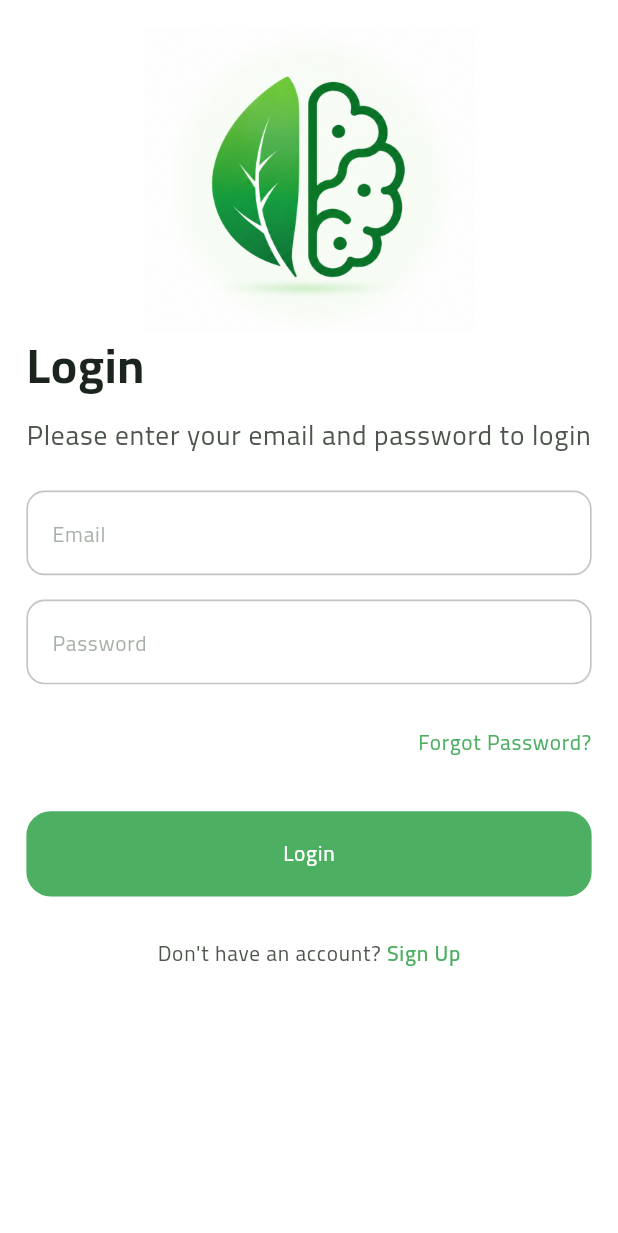
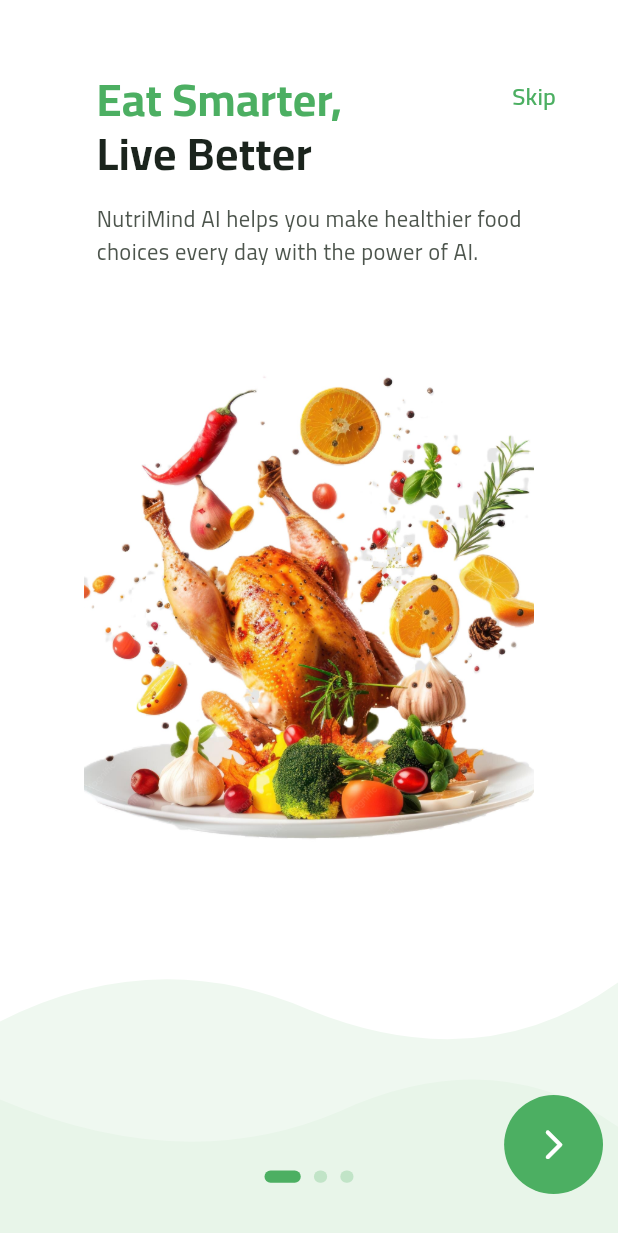
Before and after one commit to romisaa5/NutriMind-App, a Flutter app: the screen it shows after launch, on a phone screen of 412 x 824 dp. Shown: the top 1233 px of the screen. Run offline on Flutter 3.47's test engine with Material 3 defaults, Android fonts, the phone set to English and light mode, and no system bars; our stand-ins replace animate_do, connectivity_plus, flutter_animate, flutter_bloc, flutter_screenutil, flutter_secure_storage and 4 more.

Commit message:
finish onboarding screen

```diff
--- /dev/null
+++ b/lib/features/onboarding/pages/onboarding_first_page.dart
@@ -0,0 +1,37 @@
+import 'package:nutri_mind/core/common/widgets/app_images.dart';
+import 'package:nutri_mind/core/utils/common_imports.dart';
+import 'package:nutri_mind/features/onboarding/widgets/onboarding_header.dart';
+import 'package:nutri_mind/features/onboarding/widgets/wave_background.dart';
+import 'package:nutri_mind/generated/l10n.dart';
+
+class OnboardingPage1 extends StatelessWidget {
+  const OnboardingPage1({super.key});
+
+  @override
+  Widget build(BuildContext context) {
+    return Stack(
+      children: [
+        const Positioned(bottom: 0, left: 0, right: 0, child: WaveBackground()),
+        Column(
+          children: [
+            OnboardingHeader(
+              titleLine1: S.of(context).onboarding1_title_line1,
+              titleLine2: S.of(context).onboarding1_title_line2,
+              description: S.of(context).onboarding1_description,
+            ),
+            40.h.ph,
+            Center(
+              child: AppImages(
+                imagePath: 'food.jpg',
+                fit: BoxFit.cover,
+                height: 400.h,
+                width: 300,
+              ),
+            ),
+            SizedBox(height: 100.h),
+          ],
+        ),
+      ],
+    );
+  }
+}
--- a/lib/features/onboarding/screens/onboarding_screen.dart
+++ b/lib/features/onboarding/screens/onboarding_screen.dart
@@ -1,10 +1,116 @@
+import 'package:nutri_mind/core/routing/routes.dart';
+import 'package:nutri_mind/core/theme/theme_manager/theme_extensions.dart';
 import 'package:nutri_mind/core/utils/common_imports.dart';
+import 'package:nutri_mind/features/onboarding/pages/onboarding_first_page.dart';
+import 'package:nutri_mind/features/onboarding/pages/onboarding_second_page.dart';
+import 'package:nutri_mind/features/onboarding/pages/onboarding_third_page.dart';
 
-class OnboardingScreen extends StatelessWidget {
+class OnboardingScreen extends StatefulWidget {
   const OnboardingScreen({super.key});
 
   @override
+  State<OnboardingScreen> createState() => _OnboardingScreenState();
+}
+
+class _OnboardingScreenState extends State<OnboardingScreen> {
+  final PageController _controller = PageController();
+  int _currentPage = 0;
+
+  void _goToPage(int page) {
+    _controller.animateToPage(
+      page,
+      duration: const Duration(milliseconds: 400),
+      curve: Curves.easeInOut,
+    );
+  }
+
+  @override
   Widget build(BuildContext context) {
-    return Scaffold(body: Center(child: Text('Onboarding Screen')));
+    return Scaffold(
+      backgroundColor: context.customAppColors.neutral100,
+      body: SafeArea(
+        child: Stack(
+          children: [
+            PageView(
+              controller: _controller,
+              onPageChanged: (i) => setState(() => _currentPage = i),
+              children: const [
+                OnboardingPage1(),
+                OnboardingPage2(),
+                OnboardingPage3(),
+              ],
+            ),
+            if (_currentPage < 2)
+              Positioned(
+                top: 40.h,
+                right: 24,
+                child: TextButton(
+                  onPressed: () => GoRouter.of(context).go(Routes.loginScreen),
+                  child: Text(
+                    'Skip',
+                    style: TextStyle(
+                      color: context.customAppColors.primary500,
+                      fontWeight: FontWeight.w600,
+                      fontSize: 16,
+                    ),
+                  ),
+                ),
+              ),
+
+            if (_currentPage < 2) ...[
+              Positioned(
+                bottom: 28,
+                right: 10,
+                child: Container(
+                  height: 60.w,
+                  width: 60.w,
+                  decoration: BoxDecoration(
+                    shape: BoxShape.circle,
+                    color: context.customAppColors.primary500,
+                  ),
+                  child: IconButton(
+                    onPressed: () {
+                      if (_currentPage < 2) {
+                        _goToPage(_currentPage + 1);
+                      } else {
+                        GoRouter.of(context).go(Routes.loginScreen);
+                      }
+                    },
+                    icon: const Icon(Icons.arrow_forward_ios_rounded),
+                    color: Colors.white,
+                    iconSize: 24.sp,
+                  ),
+                ),
+              ),
+            ],
+            Positioned(
+              bottom: 35.h,
+              left: 0,
+              right: 0,
+              child: Row(
+                mainAxisAlignment: MainAxisAlignment.center,
+                children: List.generate(3, (index) {
+                  final active = index == _currentPage;
+                  return AnimatedContainer(
+                    duration: const Duration(milliseconds: 250),
+                    margin: EdgeInsets.symmetric(horizontal: 4.w),
+                    width: active ? 22.w : 8.w,
+                    height: 8.h,
+                    decoration: BoxDecoration(
+                      color: active
+                          ? context.customAppColors.primary500
+                          : context.customAppColors.primary500.withValues(
+                              alpha: 0.25,
+                            ),
+                      borderRadius: BorderRadius.circular(4.r),
+                    ),
+                  );
+                }),
+              ),
+            ),
+          ],
+        ),
+      ),
+    );
   }
 }
--- /dev/null
+++ b/lib/features/onboarding/widgets/onboarding_header.dart
@@ -0,0 +1,55 @@
+import 'package:nutri_mind/core/theme/theme_manager/theme_extensions.dart';
+
+import '../../../core/utils/common_imports.dart';
+
+class OnboardingHeader extends StatelessWidget {
+  final String titleLine1;
+  final String titleLine2;
+  final String description;
+
+  const OnboardingHeader({
+    super.key,
+    required this.titleLine1,
+    required this.titleLine2,
+    required this.description,
+  });
+
+  @override
+  Widget build(BuildContext context) {
+    return Padding(
+      padding: const EdgeInsets.only(top: 48, left: 24, right: 24),
+      child: Column(
+        crossAxisAlignment: CrossAxisAlignment.start,
+        children: [
+          Text(
+            titleLine1,
+            style: TextStyle(
+              fontSize: 30,
+              fontWeight: FontWeight.bold,
+              color: context.customAppColors.primary500,
+              height: 1.2,
+            ),
+          ),
+          Text(
+            titleLine2,
+            style: TextStyle(
+              fontSize: 30,
+              fontWeight: FontWeight.bold,
+              color: context.customAppColors.neutral900,
+              height: 1.2,
+            ),
+          ),
+          const SizedBox(height: 14),
+          Text(
+            description,
+            style: TextStyle(
+              fontSize: 15,
+              color: context.customAppColors.neutral700,
+              height: 1.5,
+            ),
+          ),
+        ],
+      ),
+    );
+  }
+}
--- /dev/null
+++ b/lib/features/onboarding/widgets/wave_background.dart
@@ -0,0 +1,64 @@
+import 'package:nutri_mind/core/utils/common_imports.dart';
+
+class WaveBackground extends StatelessWidget {
+  const WaveBackground({super.key});
+
+  @override
+  Widget build(BuildContext context) {
+    return IgnorePointer(
+      child: ClipRect(
+        child: CustomPaint(
+          size: Size(MediaQuery.of(context).size.width, 260),
+          painter: _WavePainter(),
+        ),
+      ),
+    );
+  }
+}
+
+class _WavePainter extends CustomPainter {
+  @override
+  void paint(Canvas canvas, Size size) {
+    final backPaint = Paint()..color = Color(0xFFE8F5E9).withValues(alpha: .7);
+    final backPath = Path()
+      ..moveTo(0, size.height * 0.45)
+      ..quadraticBezierTo(
+        size.width * 0.25,
+        size.height * 0.25,
+        size.width * 0.5,
+        size.height * 0.42,
+      )
+      ..quadraticBezierTo(
+        size.width * 0.78,
+        size.height * 0.6,
+        size.width,
+        size.height * 0.35,
+      )
+      ..lineTo(size.width, size.height)
+      ..lineTo(0, size.height)
+      ..close();
+    canvas.drawPath(backPath, backPaint);
+    final frontPaint = Paint()..color = Color(0xFFE8F5E9);
+    final frontPath = Path()
+      ..moveTo(0, size.height * 0.65)
+      ..quadraticBezierTo(
+        size.width * 0.3,
+        size.height * 0.85,
+        size.width * 0.55,
+        size.height * 0.68,
+      )
+      ..quadraticBezierTo(
+        size.width * 0.8,
+        size.height * 0.5,
+        size.width,
+        size.height * 0.72,
+      )
+      ..lineTo(size.width, size.height)
+      ..lineTo(0, size.height)
+      ..close();
+    canvas.drawPath(frontPath, frontPaint);
+  }
+
+  @override
+  bool shouldRepaint(covariant CustomPainter oldDelegate) => false;
+}
--- a/lib/features/splash/screens/splash_screen.dart
+++ b/lib/features/splash/screens/splash_screen.dart
@@ -24,7 +24,7 @@ class _SplashScreenState extends State<SplashScreen> {
 
   void _goNext() {
     if (!mounted) return;
-    GoRouter.of(context).go(Routes.loginScreen);
+    GoRouter.of(context).go(Routes.onboardingScreen);
   }
 
   @override
--- a/lib/l10n/intl_en.arb
+++ b/lib/l10n/intl_en.arb
@@ -12,5 +12,27 @@
     "alreadyHaveAccount": "Already have an account? ",
     "send": "Send",
     "forgotPasswordHeader": "Forgot Password",
-    "forgotPasswordMessage": "Please enter your email to reset your password"
+    "forgotPasswordMessage": "Please enter your email to reset your password",
+    "skip": "Skip",
+    "onboarding1_title_line1": "Eat Smarter,",
+    "onboarding1_title_line2": "Live Better",
+    "onboarding1_description": "NutriMind AI helps you make healthier food\nchoices every day with the power of AI.",
+    "onboarding2_title_line1": "Scan Food,",
+    "onboarding2_title_line2": "Know More",
+    "onboarding2_description": "Take a photo of your meal and get instant\nnutrition analysis, calories, macros, and\nhealth score.",
+    "calories": "Calories",
+    "protein": "Protein",
+    "carbs": "Carbs",
+    "fat": "Fat",
+    "onboarding3_title_line1": "Your AI Nutrition",
+    "onboarding3_title_line2": "Coach",
+    "onboarding3_description": "Ask anything about nutrition, get personalized\nadvice and build healthier habits with AI.",
+    "chat_welcome": "Hi there! 👋\nI'm your AI nutrition assistant.\nHow can I help you today?",
+    "chat_question": "What are some high\nprotein snacks?",
+    "chat_answer_intro": "Here are some healthy\nhigh-protein snack ideas:",
+    "snack_greek_yogurt": "Greek yogurt with nuts",
+    "snack_boiled_eggs": "Boiled eggs",
+    "snack_protein_smoothie": "Protein smoothie",
+    "snack_cottage_cheese": "Cottage cheese with fruits",
+    "get_started": "Get Started"
 }
```
Also changed, not shown: lib/features/onboarding/pages/onboarding_second_page.dart (added, +171 -0 lines), lib/features/onboarding/pages/onboarding_third_page.dart (added, +207 -0 lines), lib/l10n/intl_ar.arb (+23 -1 lines), assets/images/dish.jpg (added), assets/images/food.jpg (added), assets/images/scan.jpeg (added), lib/generated/intl/messages_ar.dart, lib/generated/intl/messages_en.dart, lib/generated/l10n.dart, 1 other file.
